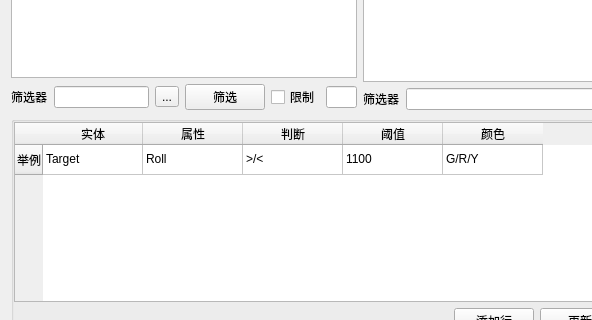
whatudone/plotxy, file AddPlotPair.ui: the form before one commit; both pictures show x 0 to 592 and y 272 to 592 of the 720 by 847 pixel window.
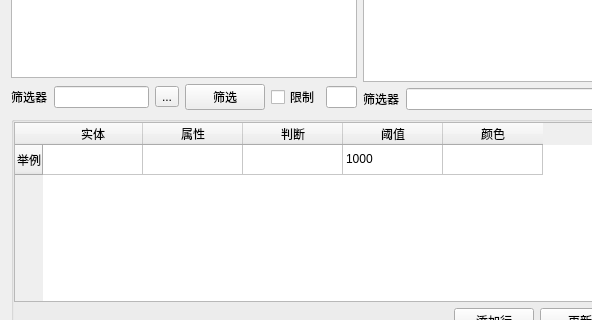
The form after the commit. The open tabs and pages were chosen to show the change.

```diff
--- a/AddPlotPair.ui
+++ b/AddPlotPair.ui
@@ -1968,27 +1968,27 @@
             </column>
             <item row="0" column="0">
              <property name="text">
-              <string>Target</string>
+              <string/>
              </property>
             </item>
             <item row="0" column="1">
              <property name="text">
-              <string>Roll</string>
+              <string/>
              </property>
             </item>
             <item row="0" column="2">
              <property name="text">
-              <string>&gt;/&lt;</string>
+              <string/>
              </property>
             </item>
             <item row="0" column="3">
              <property name="text">
-              <string>1100</string>
+              <string>1000</string>
              </property>
             </item>
             <item row="0" column="4">
              <property name="text">
-              <string>G/R/Y</string>
+              <string/>
              </property>
             </item>
            </widget>
```
Left out of the diff: 6 changed lines with no effect on the pictures.
